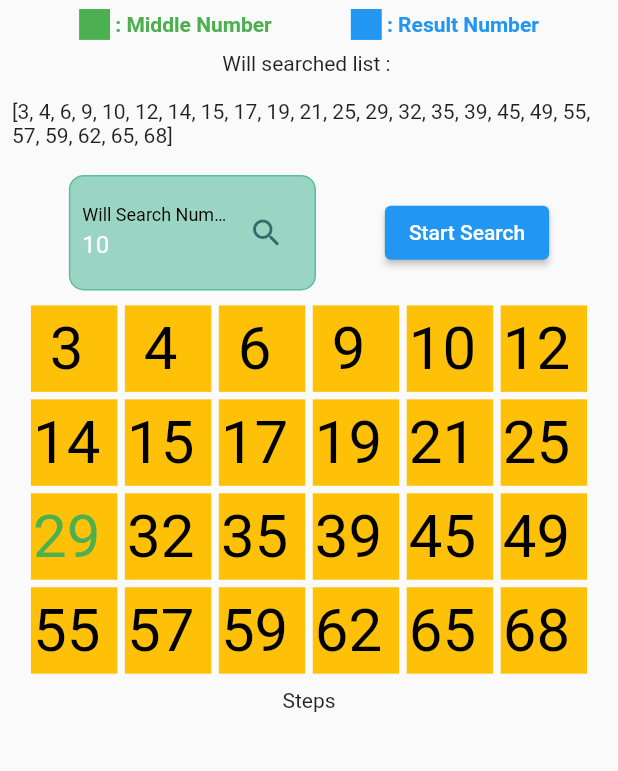
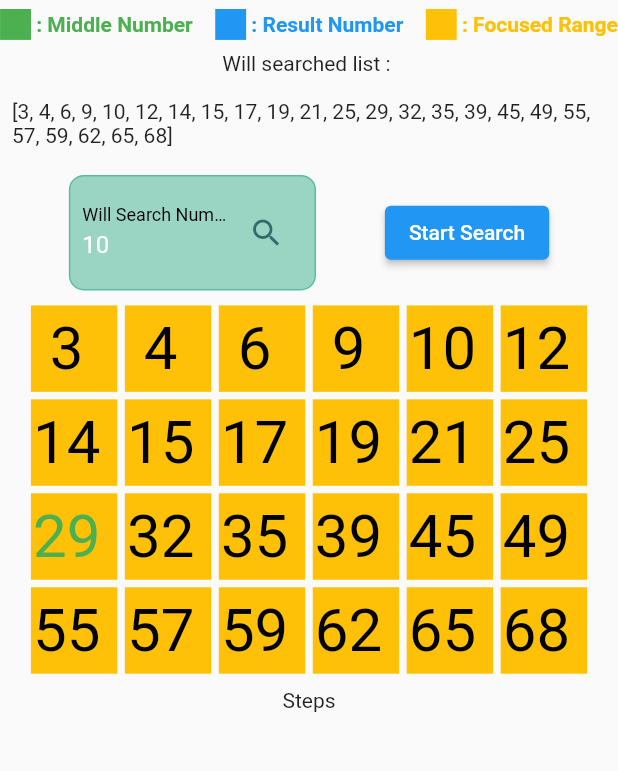
Before and after one commit to guccisekspir/binarySearchVisualizationn, a Flutter app: the screen it shows after launch, on a phone screen of 412 x 824 dp, the part 39-810 px from its top. Run offline on Flutter 3.47's test engine with Material 2 defaults, Android fonts, the phone set to English and light mode, and no system bars; drawn by our look-alikes of auto_size_text.

Commit message:
migrated to ColoredInfoContainer

```diff
--- a/lib/pages/homePage/homePage.dart
+++ b/lib/pages/homePage/homePage.dart
@@ -5,6 +5,7 @@ import 'package:flutter/material.dart';
 import 'package:sampleflutter/helpers/sizeHelper.dart';
 import 'package:sampleflutter/helpers/themeHelper.dart';
 import 'package:sampleflutter/models/binaryNumber.dart';
+import 'package:sampleflutter/pages/homePage/widgets/coloredInfoContainer.dart';
 import 'package:sampleflutter/pages/homePage/widgets/customTextField.dart';
 import 'package:sampleflutter/pages/homePage/widgets/titleWidget.dart';
 
@@ -91,29 +92,15 @@ class HomePageState extends State<HomePage> {
             child: Column(
               children: [
                 const TitleWidget(title: "Binary Search Flutter Sample"),
-                Row(
-                  children: [
-                    const Spacer(),
-                    Container(
-                      height: sizeHelper.height! * 0.025,
-                      width: sizeHelper.height! * 0.025,
-                      color: Colors.green,
-                    ),
-                    const Text(
-                      " : Middle Number",
-                      style: TextStyle(color: Colors.green, fontWeight: FontWeight.bold),
-                    ),
-                    const Spacer(),
-                    Container(
-                      height: sizeHelper.height! * 0.025,
-                      width: sizeHelper.height! * 0.025,
-                      color: Colors.blue,
-                    ),
-                    const Text(
-                      " : Result Number",
-                      style: TextStyle(color: Colors.blue, fontWeight: FontWeight.bold),
-                    ),
-                    const Spacer(),
+                Wrap(
+                  alignment: WrapAlignment.center,
+                  direction: Axis.horizontal,
+                  runSpacing: 10,
+                  spacing: 15,
+                  children: const [
+                    ColoredInfoContainer(mainColor: Colors.green, title: " : Middle Number"),
+                    ColoredInfoContainer(mainColor: Colors.blue, title: " : Result Number"),
+                    ColoredInfoContainer(mainColor: Colors.amber, title: " : Focused Range")
                   ],
                 ),
                 const TitleWidget(title: "Will searched list : "),
--- /dev/null
+++ b/lib/pages/homePage/widgets/coloredInfoContainer.dart
@@ -0,0 +1,30 @@
+import 'package:flutter/material.dart';
+import 'package:flutter/src/foundation/key.dart';
+import 'package:flutter/src/widgets/framework.dart';
+import 'package:sampleflutter/helpers/sizeHelper.dart';
+import 'package:sampleflutter/main.dart';
+
+class ColoredInfoContainer extends StatelessWidget {
+  final Color mainColor;
+  final String title;
+  const ColoredInfoContainer({Key? key, required this.mainColor, required this.title}) : super(key: key);
+
+  @override
+  Widget build(BuildContext context) {
+    SizeHelper sizeHelper = SizeHelper();
+    return Row(
+      mainAxisSize: MainAxisSize.min,
+      children: [
+        Container(
+          height: sizeHelper.height! * 0.025,
+          width: sizeHelper.height! * 0.025,
+          color: mainColor,
+        ),
+        Text(
+          title,
+          style: TextStyle(color: mainColor, fontWeight: FontWeight.bold),
+        )
+      ],
+    );
+  }
+}
```
Also changed, not shown: 1 other file.
